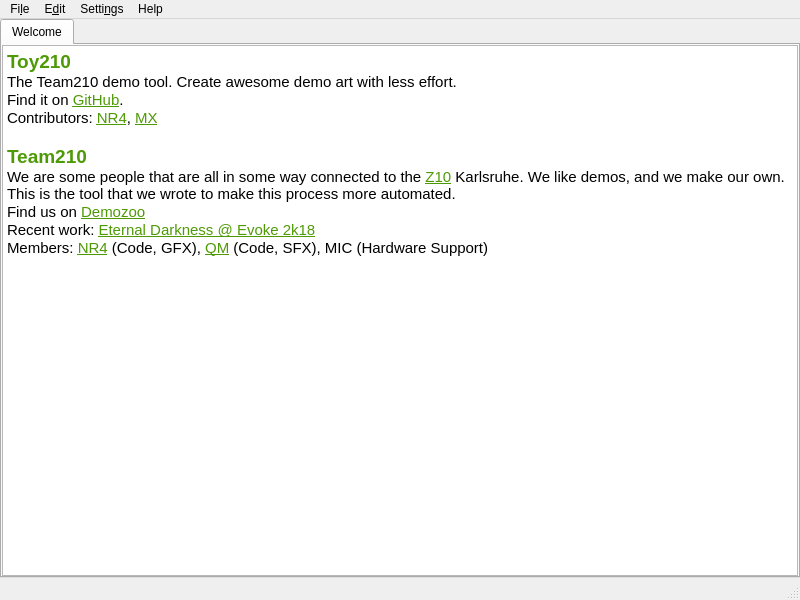
Qt form MainWindow.ui (LeStahL/toy210) before a commit.
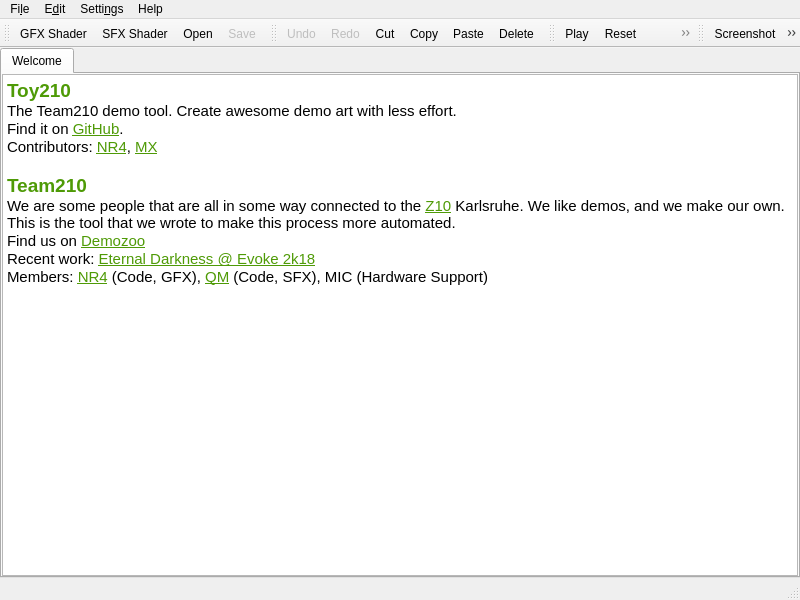
The same form after that commit. Icons and pictures are not drawn.

Commit message: added gfx page layout; changed main window layout for play and screenshot buttons

```diff
--- a/MainWindow.ui
+++ b/MainWindow.ui
@@ -157,12 +157,85 @@
    <addaction name="menuHelp"/>
   </widget>
   <widget class="QStatusBar" name="statusbar"/>
+  <widget class="QToolBar" name="toolBar">
+   <property name="windowTitle">
+    <string>toolBar</string>
+   </property>
+   <attribute name="toolBarArea">
+    <enum>TopToolBarArea</enum>
+   </attribute>
+   <attribute name="toolBarBreak">
+    <bool>false</bool>
+   </attribute>
+   <addaction name="actionGFX_Shader"/>
+   <addaction name="actionSFX_Shader"/>
+   <addaction name="actionOpen"/>
+   <addaction name="actionSave"/>
+  </widget>
+  <widget class="QToolBar" name="toolBar_2">
+   <property name="windowTitle">
+    <string>toolBar_2</string>
+   </property>
+   <attribute name="toolBarArea">
+    <enum>TopToolBarArea</enum>
+   </attribute>
+   <attribute name="toolBarBreak">
+    <bool>false</bool>
+   </attribute>
+   <addaction name="actionUndo"/>
+   <addaction name="actionRedo"/>
+   <addaction name="actionCut"/>
+   <addaction name="actionCopy"/>
+   <addaction name="actionPaste"/>
+   <addaction name="actionDelete"/>
+  </widget>
+  <widget class="QToolBar" name="toolBar_3">
+   <property name="enabled">
+    <bool>false</bool>
+   </property>
+   <property name="font">
+    <font>
+     <weight>75</weight>
+     <bold>true</bold>
+    </font>
+   </property>
+   <property name="windowTitle">
+    <string>toolBar_3</string>
+   </property>
+   <property name="styleSheet">
+    <string notr="true">color: rgb(0, 0, 0);</string>
+   </property>
+   <attribute name="toolBarArea">
+    <enum>TopToolBarArea</enum>
+   </attribute>
+   <attribute name="toolBarBreak">
+    <bool>false</bool>
+   </attribute>
+   <addaction name="actionPlay"/>
+   <addaction name="actionReset"/>
+   <addaction name="actionTime"/>
+   <addaction name="actionSeek"/>
+  </widget>
+  <widget class="QToolBar" name="toolBar_4">
+   <property name="windowTitle">
+    <string>toolBar_4</string>
+   </property>
+   <attribute name="toolBarArea">
+    <enum>TopToolBarArea</enum>
+   </attribute>
+   <attribute name="toolBarBreak">
+    <bool>false</bool>
+   </attribute>
+   <addaction name="actionScreenshot"/>
+   <addaction name="actionStream"/>
+   <addaction name="actionVideo"/>
+  </widget>
   <action name="actionGFX_Shader">
    <property name="icon">
     <iconset theme="document-new"/>
    </property>
    <property name="text">
-    <string>GFX Shader</string>
+    <string>&amp;GFX Shader</string>
    </property>
    <property name="shortcut">
     <string>Ctrl+N</string>
@@ -173,7 +246,7 @@
     <iconset theme="document-new"/>
    </property>
    <property name="text">
-    <string>SFX Shader</string>
+    <string>&amp;SFX Shader</string>
    </property>
    <property name="shortcut">
     <string>Alt+N</string>
@@ -208,7 +281,7 @@
     <iconset theme="document-open"/>
    </property>
    <property name="text">
-    <string>Open...</string>
+    <string>&amp;Open...</string>
    </property>
    <property name="shortcut">
     <string>Ctrl+O</string>
@@ -220,11 +293,14 @@
    </property>
   </action>
   <action name="actionSave">
+   <property name="enabled">
+    <bool>false</bool>
+   </property>
    <property name="icon">
     <iconset theme="document-save"/>
    </property>
    <property name="text">
-    <string>Save</string>
+    <string>&amp;Save</string>
    </property>
    <property name="shortcut">
     <string>Ctrl+S</string>
@@ -251,7 +327,7 @@
     <iconset theme="camera"/>
    </property>
    <property name="text">
-    <string>Screenshot...</string>
+    <string>&amp;Screenshot...</string>
    </property>
    <property name="shortcut">
     <string>F12</string>
@@ -262,7 +338,7 @@
     <iconset theme="audio-x-generic"/>
    </property>
    <property name="text">
-    <string>Stream...</string>
+    <string>St&amp;ream...</string>
    </property>
    <property name="shortcut">
     <string>F11</string>
@@ -273,7 +349,7 @@
     <iconset theme="applications-multimedia"/>
    </property>
    <property name="text">
-    <string>Video...</string>
+    <string>&amp;Video...</string>
    </property>
    <property name="shortcut">
     <string>F10</string>
@@ -299,22 +375,28 @@
    </property>
   </action>
   <action name="actionUndo">
+   <property name="enabled">
+    <bool>false</bool>
+   </property>
    <property name="icon">
     <iconset theme="edit-undo"/>
    </property>
    <property name="text">
-    <string>Undo</string>
+    <string>&amp;Undo</string>
    </property>
    <property name="shortcut">
     <string>Ctrl+Z</string>
    </property>
   </action>
   <action name="actionRedo">
+   <property name="enabled">
+    <bool>false</bool>
+   </property>
    <property name="icon">
     <iconset theme="edit-redo"/>
    </property>
    <property name="text">
-    <string>Redo</string>
+    <string>&amp;Redo</string>
    </property>
    <property name="shortcut">
     <string>Ctrl+Shift+Z</string>
@@ -325,7 +407,7 @@
     <iconset theme="edit-cut"/>
    </property>
    <property name="text">
-    <string>Cut</string>
+    <string>&amp;Cut</string>
    </property>
    <property name="shortcut">
     <string>Ctrl+X</string>
@@ -336,7 +418,7 @@
     <iconset theme="edit-copy"/>
    </property>
    <property name="text">
-    <string>Copy</string>
+    <string>C&amp;opy</string>
    </property>
    <property name="shortcut">
     <string>Ctrl+C</string>
@@ -347,7 +429,7 @@
     <iconset theme="edit-paste"/>
    </property>
    <property name="text">
-    <string>Paste</string>
+    <string>&amp;Paste</string>
    </property>
    <property name="shortcut">
     <string>Ctrl+V</string>
@@ -358,7 +440,7 @@
     <iconset theme="edit-delete"/>
    </property>
    <property name="text">
-    <string>Delete</string>
+    <string>&amp;Delete</string>
    </property>
    <property name="shortcut">
     <string>Del</string>
@@ -390,7 +472,46 @@
   </action>
   <action name="actionAbout_Team210">
    <property name="text">
-    <string>About Team210...</string>
+    <string>A&amp;bout Team210...</string>
+   </property>
+  </action>
+  <action name="actionPlay">
+   <property name="icon">
+    <iconset theme="media-playback-start">
+     <normaloff>.</normaloff>.</iconset>
+   </property>
+   <property name="text">
+    <string>Play</string>
+   </property>
+   <property name="shortcut">
+    <string>Space</string>
+   </property>
+  </action>
+  <action name="actionReset">
+   <property name="icon">
+    <iconset theme="media-skip-backward"/>
+   </property>
+   <property name="text">
+    <string>Reset</string>
+   </property>
+   <property name="shortcut">
+    <string>Ctrl+R</string>
+   </property>
+  </action>
+  <action name="actionTime">
+   <property name="enabled">
+    <bool>true</bool>
+   </property>
+   <property name="text">
+    <string>0:00:000</string>
+   </property>
+  </action>
+  <action name="actionSeek">
+   <property name="icon">
+    <iconset theme="media-seek-forward"/>
+   </property>
+   <property name="text">
+    <string>Seek</string>
    </property>
   </action>
  </widget>
```
Left out of the diff: 77 changed lines with no effect on the pictures. The commit also changes 4 other files.
